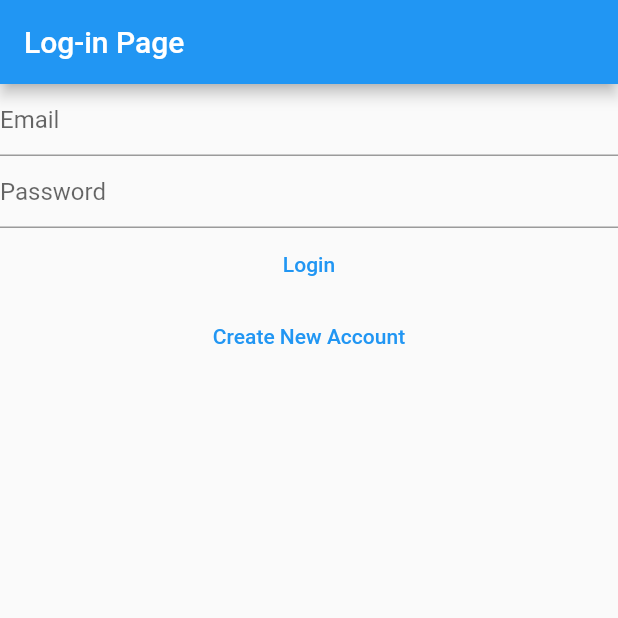
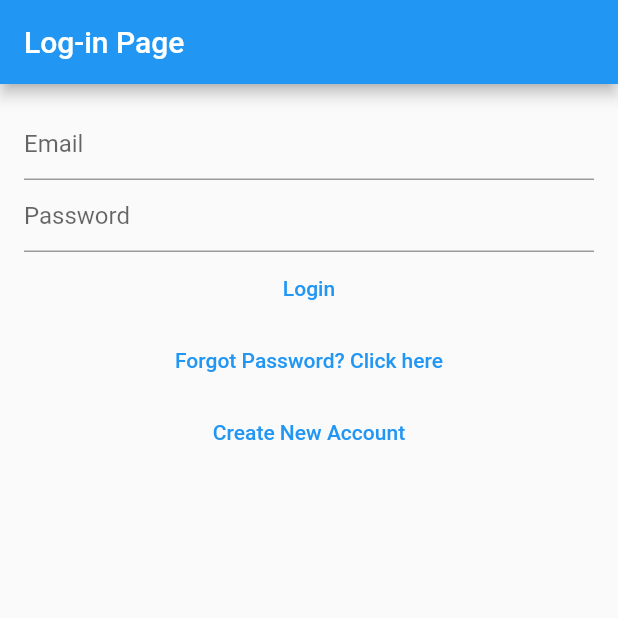
Before and after one commit to Tanmoy-Sarkar-Pranto/privnotes, a Flutter app: the screen it shows after launch, on a phone screen of 412 x 824 dp, the top half of it. Run offline on Flutter 3.47's test engine with Material 2 defaults, Android fonts, the phone set to English and light mode, and no system bars; our stand-ins replace bloc, cloud_firestore, equatable, firebase_auth, firebase_core, flutter_bloc and 1 more; accounts and stored records are empty.

Commit message:
Reset Password Added

```diff
--- a/lib/main.dart
+++ b/lib/main.dart
@@ -7,6 +7,7 @@
 import 'package:privnotes/services/auth/bloc/auth_event.dart';
 import 'package:privnotes/services/auth/bloc/auth_state.dart';
 import 'package:privnotes/services/auth/firebase_auth_provider.dart';
+import 'package:privnotes/views/forgot_password_view.dart';
 // import 'package:privnotes/services/auth/auth_service.dart';
 import 'package:privnotes/views/login_view.dart';
 import 'package:privnotes/views/notes/create_update_note_view.dart';
@@ -59,6 +60,8 @@
           return const EmailVerifyView();
         } else if (state is AuthStateLoggedOut) {
           return const LoginView();
+        } else if (state is AuthStateForgotPassword) {
+          return const ForgotPasswordView();
         } else if (state is AuthStateRegistering) {
           return const RegisterView();
         } else {
--- a/lib/services/auth/auth_provider.dart
+++ b/lib/services/auth/auth_provider.dart
@@ -13,4 +13,5 @@
   });
   Future<void> logout();
   Future<void> sendEmailVerification();
+  Future<void> sendPasswordReset({required String toEmail});
 }
--- a/lib/services/auth/auth_service.dart
+++ b/lib/services/auth/auth_service.dart
@@ -42,4 +42,8 @@
 
   @override
   Future<void> initialize() => provider.initialize();
+
+  @override
+  Future<void> sendPasswordReset({required String toEmail}) =>
+      provider.sendPasswordReset(toEmail: toEmail);
 }
--- a/lib/services/auth/bloc/auth_event.dart
+++ b/lib/services/auth/bloc/auth_event.dart
@@ -33,3 +33,9 @@
 class AuthEventShouldRegister extends AuthEvent {
   const AuthEventShouldRegister();
 }
+
+class AuthEventForgotPassword extends AuthEvent {
+  final String? email;
+
+  const AuthEventForgotPassword({this.email});
+}
--- a/lib/services/auth/bloc/auth_state.dart
+++ b/lib/services/auth/bloc/auth_state.dart
@@ -24,6 +24,16 @@
       : super(isLoading: isLoading);
 }
 
+class AuthStateForgotPassword extends AuthState {
+  final Exception? exception;
+  final bool hasSentEmail;
+  const AuthStateForgotPassword({
+    required this.exception,
+    required this.hasSentEmail,
+    required bool isLoading,
+  }) : super(isLoading: isLoading);
+}
+
 class AuthStateLoggedOut extends AuthState with EquatableMixin {
   final Exception? exception;
   const AuthStateLoggedOut({
--- /dev/null
+++ b/lib/utilities/dialogs/password_reset_email_sent_dialog.dart
@@ -0,0 +1,14 @@
+import 'package:flutter/material.dart';
+
+import 'generic_dialog.dart';
+
+Future<void> showPasswordResetSentDialog(BuildContext context) {
+  return showGenericDialog<void>(
+    context: context,
+    title: 'Forgot Password',
+    content: 'Type your email to reset password',
+    optionsBuilder: () => {
+      'Ok': null,
+    },
+  );
+}
--- a/lib/views/login_view.dart
+++ b/lib/views/login_view.dart
@@ -50,7 +50,9 @@
         appBar: AppBar(
           title: const Text('Log-in Page'),
         ),
-        body: Column(
+        body: Padding(
+          padding: const EdgeInsets.all(16.0),
+          child: Column(
             children: [
               TextField(
                 controller: _email,
@@ -86,12 +88,21 @@
               TextButton(
                 onPressed: () {
                   context.read<AuthBloc>().add(
+                        const AuthEventForgotPassword(),
+                      );
+                },
+                child: const Text("Forgot Password? Click here"),
+              ),
+              TextButton(
+                onPressed: () {
+                  context.read<AuthBloc>().add(
                         const AuthEventShouldRegister(),
                       );
                 },
                 child: const Text("Create New Account"),
               )
             ],
+          ),
         ),
       ),
     );
```
Also changed, not shown: lib/services/auth/bloc/auth_bloc.dart (+35 -0 lines), lib/services/auth/firebase_auth_provider.dart (+18 -0 lines), lib/views/forgot_password_view.dart (added, +98 -0 lines), 1 other file. Lines whose indentation alone changed are shown as unchanged.
